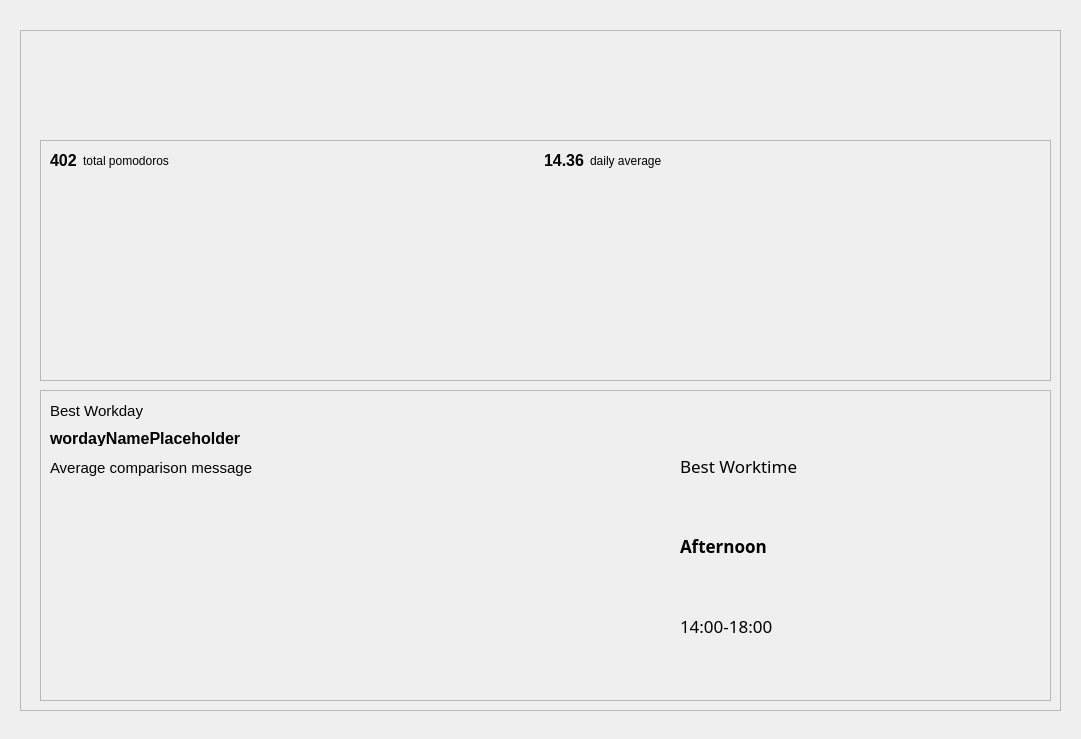
The window that src/gui/ui/statistics_widget.ui (ravenvz/SprintTimer) describes before a commit, drawn with Qt 5.
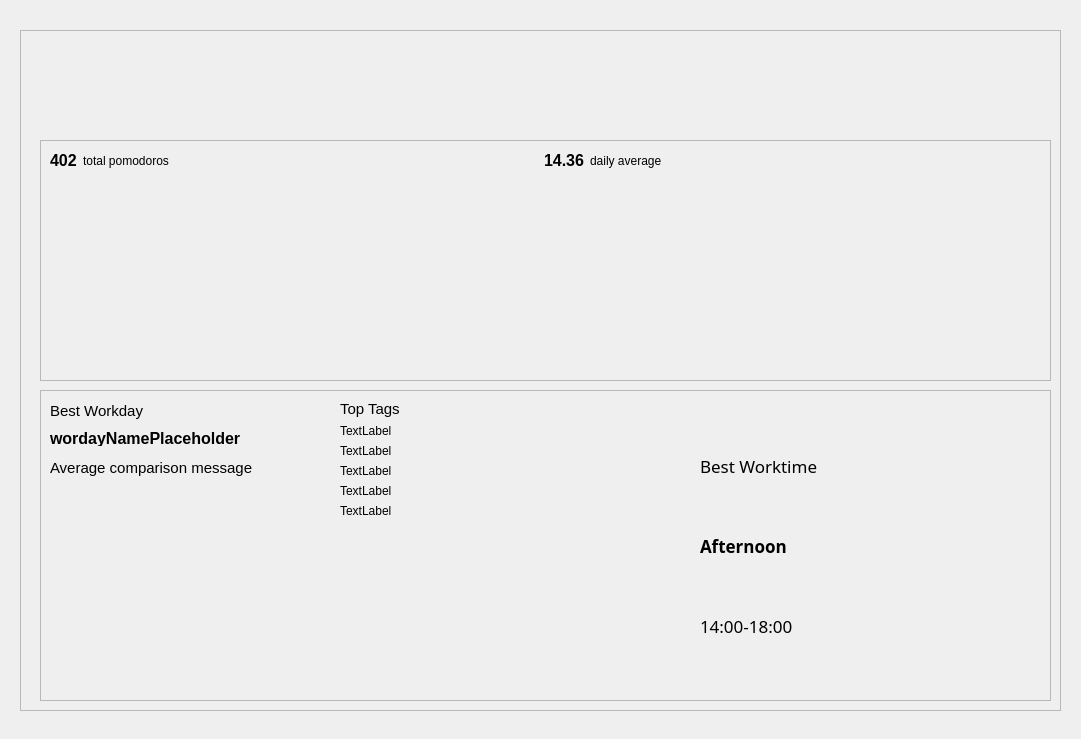
The same window after the commit. Custom widgets are drawn as their Qt base class.

What changed in the file:
```diff
--- a/src/gui/ui/statistics_widget.ui
+++ b/src/gui/ui/statistics_widget.ui
@@ -89,16 +89,6 @@
     <string>Average comparison message</string>
    </property>
   </widget>
-  <widget class="QWidget" name="widget" native="true">
-   <property name="geometry">
-    <rect>
-     <x>340</x>
-     <y>500</y>
-     <width>331</width>
-     <height>191</height>
-    </rect>
-   </property>
-  </widget>
   <widget class="QFrame" name="frame">
    <property name="geometry">
     <rect>
@@ -252,9 +242,9 @@
    <widget class="QWidget" name="verticalLayoutWidget">
     <property name="geometry">
      <rect>
-      <x>660</x>
+      <x>680</x>
       <y>370</y>
-      <width>351</width>
+      <width>331</width>
       <height>291</height>
      </rect>
     </property>
@@ -312,6 +302,85 @@
      </item>
     </layout>
    </widget>
+   <widget class="QWidget" name="horizontalLayoutWidget_2">
+    <property name="geometry">
+     <rect>
+      <x>320</x>
+      <y>370</y>
+      <width>341</width>
+      <height>291</height>
+     </rect>
+    </property>
+    <layout class="QHBoxLayout" name="horizontalLayoutTopTags">
+     <item>
+      <layout class="QVBoxLayout" name="verticalLayout">
+       <item>
+        <widget class="QLabel" name="label_11">
+         <property name="font">
+          <font>
+           <pointsize>11</pointsize>
+          </font>
+         </property>
+         <property name="text">
+          <string>Top Tags</string>
+         </property>
+        </widget>
+       </item>
+       <item>
+        <widget class="QLabel" name="label_6">
+         <property name="text">
+          <string>TextLabel</string>
+         </property>
+        </widget>
+       </item>
+       <item>
+        <widget class="QLabel" name="label_4">
+         <property name="text">
+          <string>TextLabel</string>
+         </property>
+        </widget>
+       </item>
+       <item>
+        <widget class="QLabel" name="label_8">
+         <property name="text">
+          <string>TextLabel</string>
+         </property>
+        </widget>
+       </item>
+       <item>
+        <widget class="QLabel" name="label_9">
+         <property name="text">
+          <string>TextLabel</string>
+         </property>
+        </widget>
+       </item>
+       <item>
+        <widget class="QLabel" name="label_10">
+         <property name="text">
+          <string>TextLabel</string>
+         </property>
+        </widget>
+       </item>
+       <item>
+        <spacer name="verticalSpacer">
+         <property name="orientation">
+          <enum>Qt::Vertical</enum>
+         </property>
+         <property name="sizeHint" stdset="0">
+          <size>
+           <width>20</width>
+           <height>40</height>
+          </size>
+         </property>
+        </spacer>
+       </item>
+      </layout>
+     </item>
+     <item>
+      <widget class="QWidget" name="widget" native="true"/>
+     </item>
+    </layout>
+   </widget>
   </widget>
   <zorder>frame_2</zorder>
   <zorder>frame_3</zorder>
```
Left out of the diff: 2 changed lines with no effect on the pictures.
